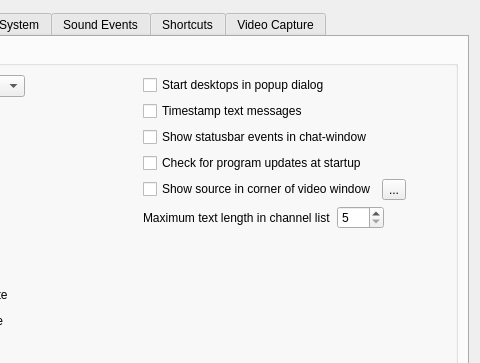
Above: Client/qtTeamTalk/preferences.ui from BearWare/TeamTalk5 before the change; both pictures show x 278 to 758 and y 0 to 363 of the 758 by 640 pixel window. Below: the same form after it.
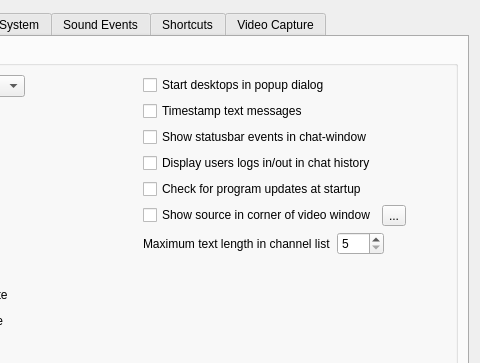
That is the form after the change. The open tabs and pages were chosen to show the change. Icons and pictures are not drawn.

Commit message: Option to disabled users logs in/out display in chat history on QT

```diff
--- a/Client/qtTeamTalk/preferences.ui
+++ b/Client/qtTeamTalk/preferences.ui
@@ -502,6 +502,13 @@
               </property>
              </widget>
             </item>
+            <item>
+             <widget class="QCheckBox" name="loggedinoutChkBox">
+              <property name="text">
+               <string>Display users logs in/out in chat history</string>
+              </property>
+             </widget>
+            </item>
             <item>
              <widget class="QCheckBox" name="updatesChkBox">
               <property name="text">
```
Left out of the diff: 1 changed line with no effect on the pictures. The commit also changes 3 other files.
